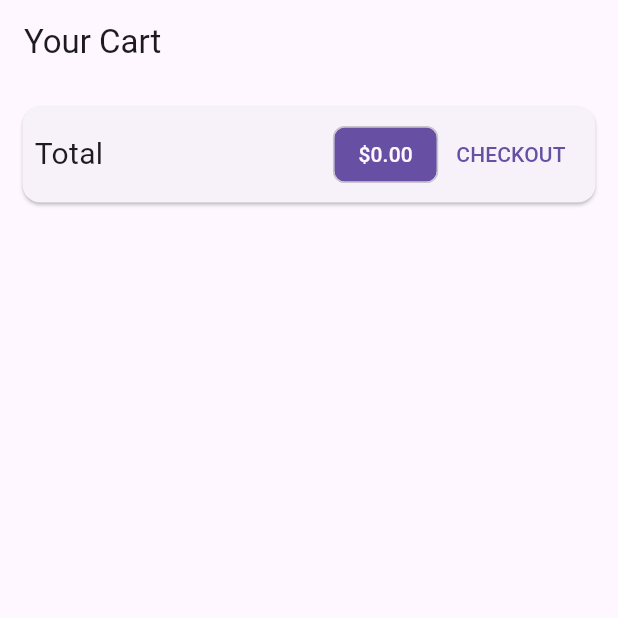
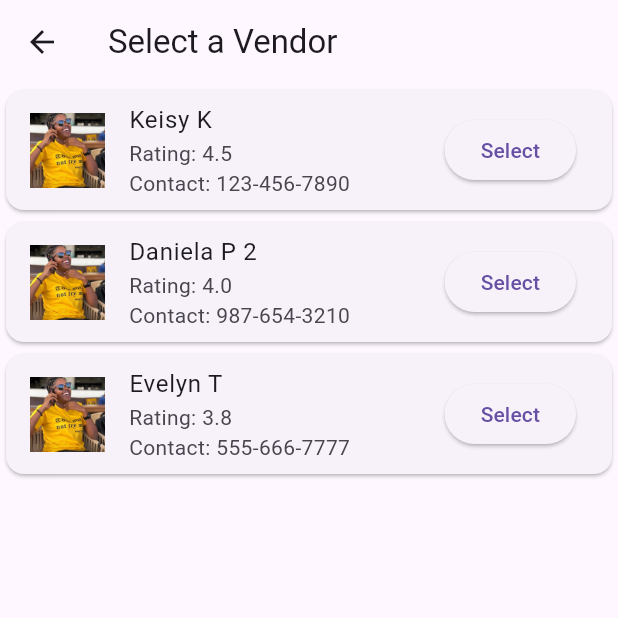
Before and after one commit to KEjonathan/i_market, a Flutter app: the CartScreen screen opened directly, after a tap on "CHECKOUT", on a phone screen of 412 x 824 dp, the top half of it. Run offline on Flutter 3.47's test engine with Material 3 defaults, Android fonts, the phone set to English and light mode, and no system bars; our stand-ins replace cloud_firestore, firebase_auth, firebase_core, google_maps_flutter, google_sign_in, location; accounts and stored records are empty.

Commit message:
final changes

```diff
--- a/lib/cart/cart_screen.dart
+++ b/lib/cart/cart_screen.dart
@@ -1,6 +1,7 @@
 // screens/cart_screen.dart
 import 'package:flutter/material.dart';
 import 'package:i_market/cart/c_model.dart';
+import 'package:i_market/widgets/vendors.dart';
 import 'package:provider/provider.dart';
 import '../providers/cart_provider.dart';
 
@@ -40,7 +41,7 @@ class CartScreen extends StatelessWidget {
                   TextButton(
                     child: Text('CHECKOUT'),
                     onPressed: () {
-                      // Implement checkout functionality
+                      Navigator.of(context).push(MaterialPageRoute(builder: (context)=>VendorsScreen()));
                     },
                   )
                 ],
--- /dev/null
+++ b/lib/widgets/vendors.dart
@@ -0,0 +1,72 @@
+import 'package:flutter/material.dart';
+
+class Vendor {
+  final String name;
+  final double rating;
+  final String imageUrl;
+  final String contact;
+
+  Vendor({required this.name, required this.rating, required this.imageUrl, required this.contact});
+}
+
+class VendorsScreen extends StatelessWidget {
+  final List<Vendor> vendors = [
+    Vendor(name: 'Keisy K', rating: 4.5, imageUrl: 'assets/images/user.jpg', contact: '123-456-7890'),
+    Vendor(name: 'Daniela P 2', rating: 4.0, imageUrl: 'assets/images/user.jpg', contact: '987-654-3210'),
+    Vendor(name: 'Evelyn T', rating: 3.8, imageUrl: 'assets/images/user.jpg', contact: '555-666-7777'),
+  ];
+
+  void _showCheckoutDialog(BuildContext context, Vendor vendor) {
+    showDialog(
+      context: context,
+      builder: (BuildContext context) {
+        return AlertDialog(
+          title: Text('Checkout'),
+          content: Text('Proceeding to checkout with ${vendor.name}'),
+          actions: [
+            TextButton(
+              onPressed: () {
+                // Clear the cart logic here
+                // Navigate back to home screen
+                Navigator.of(context).popUntil((route) => route.isFirst);
+              },
+              child: Text('OK'),
+            ),
+          ],
+        );
+      },
+    );
+  }
+
+  @override
+  Widget build(BuildContext context) {
+    return Scaffold(
+      appBar: AppBar(
+        title: Text('Select a Vendor'),
+      ),
+      body: ListView.builder(
+        itemCount: vendors.length,
+        itemBuilder: (context, index) {
+          final vendor = vendors[index];
+          return Card(
+            child: ListTile(
+              leading: Image.asset(vendor.imageUrl, width: 50, height: 50, fit: BoxFit.cover),
+              title: Text(vendor.name),
+              subtitle: Column(
+                crossAxisAlignment: CrossAxisAlignment.start,
+                children: [
+                  Text('Rating: ${vendor.rating}'),
+                  Text('Contact: ${vendor.contact}'),
+                ],
+              ),
+              trailing: ElevatedButton(
+                onPressed: () => _showCheckoutDialog(context, vendor),
+                child: Text('Select'),
+              ),
+            ),
+          );
+        },
+      ),
+    );
+  }
+}
```
